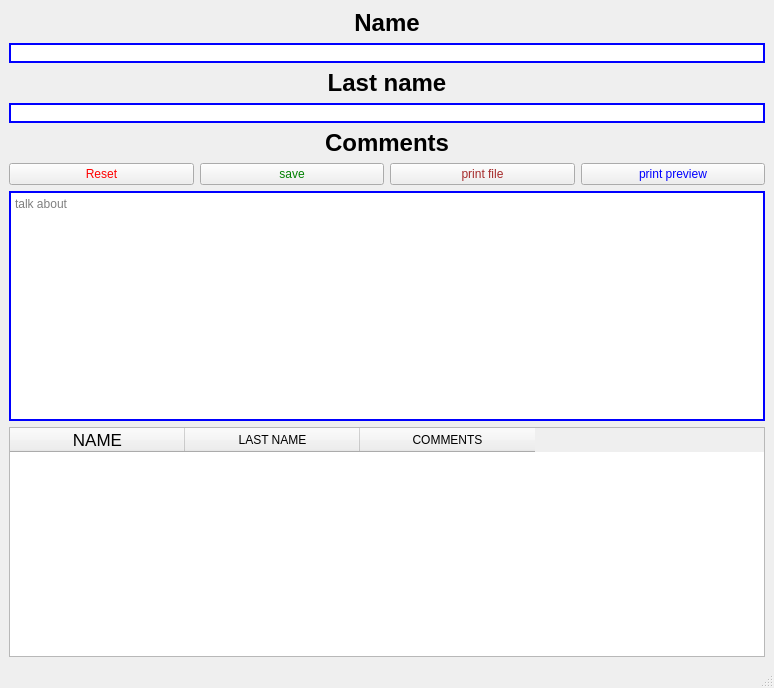
Above: imprimeData/UI/impression.ui from koueAnicet/projetsParain before the change. Below: the same form after it.
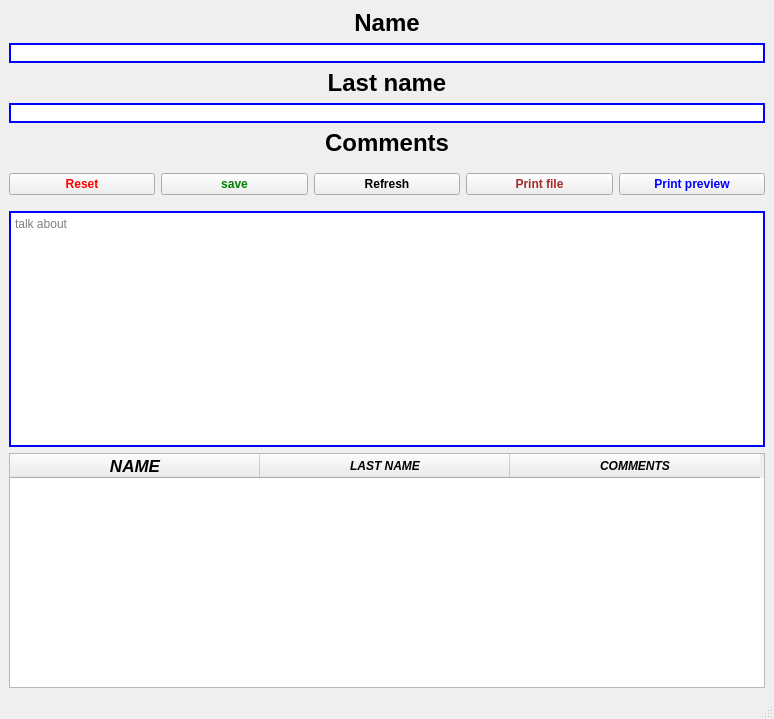
That is the form after the change.

Commit message: projet de impression terminer

Patch:
```diff
--- a/imprimeData/UI/impression.ui
+++ b/imprimeData/UI/impression.ui
@@ -7,14 +7,22 @@
     <x>0</x>
     <y>0</y>
     <width>774</width>
-    <height>688</height>
+    <height>719</height>
    </rect>
   </property>
   <property name="windowTitle">
    <string>MainWindow</string>
   </property>
   <widget class="QWidget" name="centralwidget">
+   <property name="styleSheet">
+    <string notr="true">QCentralwidget{
+border:none;
+}</string>
+   </property>
    <layout class="QVBoxLayout" name="verticalLayout_2">
+    <property name="sizeConstraint">
+     <enum>QLayout::SetMaximumSize</enum>
+    </property>
     <item>
      <layout class="QVBoxLayout" name="verticalLayout">
       <item>
@@ -58,11 +66,21 @@
     </item>
     <item>
      <layout class="QHBoxLayout" name="horizontalLayout">
+      <property name="spacing">
+       <number>6</number>
+      </property>
+      <property name="topMargin">
+       <number>10</number>
+      </property>
+      <property name="bottomMargin">
+       <number>10</number>
+      </property>
       <item>
        <widget class="QPushButton" name="btn_reset">
         <property name="styleSheet">
          <string notr="true">QPushButton{
-color:red;}</string>
+color:red;
+font:Normal 17 bold;}</string>
         </property>
         <property name="text">
          <string>Reset</string>
@@ -73,21 +91,37 @@
        <widget class="QPushButton" name="btn_save">
         <property name="styleSheet">
          <string notr="true">QPushButton{
-color:green;}</string>
+color:green;
+font:Normal 17 bold;}</string>
         </property>
         <property name="text">
          <string>save</string>
         </property>
        </widget>
       </item>
+      <item>
+       <widget class="QPushButton" name="btn_refresh">
+        <property name="styleSheet">
+         <string notr="true">QPushButton{
+color:black;
+font:Normal 17 bold;
+}</string>
+        </property>
+        <property name="text">
+         <string>Refresh</string>
+        </property>
+       </widget>
+      </item>
       <item>
        <widget class="QPushButton" name="btn_print_file">
         <property name="styleSheet">
          <string notr="true">QPushButton{
-color:brown;}</string>
+color:brown;
+font:Normal 17 bold;
+}</string>
         </property>
         <property name="text">
-         <string>print file</string>
+         <string>Print file</string>
         </property>
        </widget>
       </item>
@@ -95,10 +129,11 @@
        <widget class="QPushButton" name="btn_preview">
         <property name="styleSheet">
          <string notr="true">QPushButton{
-color:blue;}</string>
+color:blue;
+font:Normal 17 bold;}</string>
         </property>
         <property name="text">
-         <string>print preview</string>
+         <string>Print preview</string>
         </property>
        </widget>
       </item>
@@ -108,7 +143,9 @@
      <widget class="QTextEdit" name="view">
       <property name="styleSheet">
        <string notr="true">QTextEdit{
-border:2px solid blue;}</string>
+border:2px solid blue;}
+QTextEdit:focus{
+border:2px solid red;}</string>
       </property>
       <property name="placeholderText">
        <string>talk about</string>
@@ -118,7 +155,7 @@
     <item>
      <widget class="QTableWidget" name="view_infos">
       <attribute name="horizontalHeaderDefaultSectionSize">
-       <number>175</number>
+       <number>250</number>
       </attribute>
       <column>
        <property name="text">
@@ -127,18 +164,51 @@
        <property name="font">
         <font>
          <pointsize>13</pointsize>
+         <weight>75</weight>
+         <italic>true</italic>
+         <bold>true</bold>
         </font>
        </property>
+       <property name="textAlignment">
+        <set>AlignCenter</set>
+       </property>
+       <property name="background">
+        <color>
+         <red>149</red>
+         <green>228</green>
+         <blue>121</blue>
+        </color>
+       </property>
       </column>
       <column>
        <property name="text">
         <string>LAST NAME</string>
        </property>
+       <property name="font">
+        <font>
+         <weight>75</weight>
+         <italic>true</italic>
+         <bold>true</bold>
+        </font>
+       </property>
+       <property name="textAlignment">
+        <set>AlignCenter</set>
+       </property>
       </column>
       <column>
        <property name="text">
         <string>COMMENTS</string>
        </property>
+       <property name="font">
+        <font>
+         <weight>75</weight>
+         <italic>true</italic>
+         <bold>true</bold>
+        </font>
+       </property>
+       <property name="textAlignment">
+        <set>AlignCenter</set>
+       </property>
        <property name="background">
         <color>
          <red>82</red>
```
Left out of the diff: 20 changed lines with no effect on the pictures. The commit also changes 7 other files.
